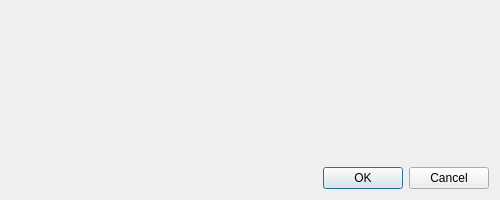
Old version of the form Code/Mantid/MantidQt/CustomInterfaces/inc/MantidQtCustomInterfaces/ReflOptionsDialog.ui in the repository mantidproject/mantid.
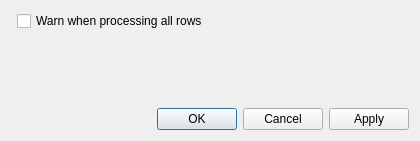
New version of the form.

Commit message:
Refs #10237 Use options in Refl UI
To demonstrate the basic functionality a "WarnProcessAll" options has
been added. This allows the user to decide whether or not they wish to
be warned when they try to process all the rows (by not selecting any
before hitting process).

```diff
--- a/Code/Mantid/MantidQt/CustomInterfaces/inc/MantidQtCustomInterfaces/ReflOptionsDialog.ui
+++ b/Code/Mantid/MantidQt/CustomInterfaces/inc/MantidQtCustomInterfaces/ReflOptionsDialog.ui
@@ -6,12 +6,12 @@
    <rect>
     <x>0</x>
     <y>0</y>
-    <width>500</width>
-    <height>200</height>
+    <width>420</width>
+    <height>141</height>
    </rect>
   </property>
   <property name="sizePolicy">
-   <sizepolicy hsizetype="Fixed" vsizetype="Fixed">
+   <sizepolicy hsizetype="Preferred" vsizetype="Preferred">
     <horstretch>0</horstretch>
     <verstretch>0</verstretch>
    </sizepolicy>
@@ -21,17 +21,15 @@
   </property>
   <layout class="QVBoxLayout" name="verticalLayout">
    <item>
-    <spacer name="verticalSpacer">
-     <property name="orientation">
-      <enum>Qt::Vertical</enum>
-     </property>
-     <property name="sizeHint" stdset="0">
-      <size>
-       <width>20</width>
-       <height>40</height>
-      </size>
-     </property>
-    </spacer>
+    <layout class="QFormLayout" name="formLayout">
+     <item row="0" column="1">
+      <widget class="QCheckBox" name="checkWarnProcessAll">
+       <property name="text">
+        <string>Warn when processing all rows</string>
+       </property>
+      </widget>
+     </item>
+    </layout>
    </item>
    <item>
     <widget class="QDialogButtonBox" name="buttonBox">
@@ -39,7 +37,7 @@
       <enum>Qt::Horizontal</enum>
      </property>
      <property name="standardButtons">
-      <set>QDialogButtonBox::Cancel|QDialogButtonBox::Ok</set>
+      <set>QDialogButtonBox::Apply|QDialogButtonBox::Cancel|QDialogButtonBox::Ok</set>
      </property>
     </widget>
    </item>
```
The commit also changes 5 other files.
